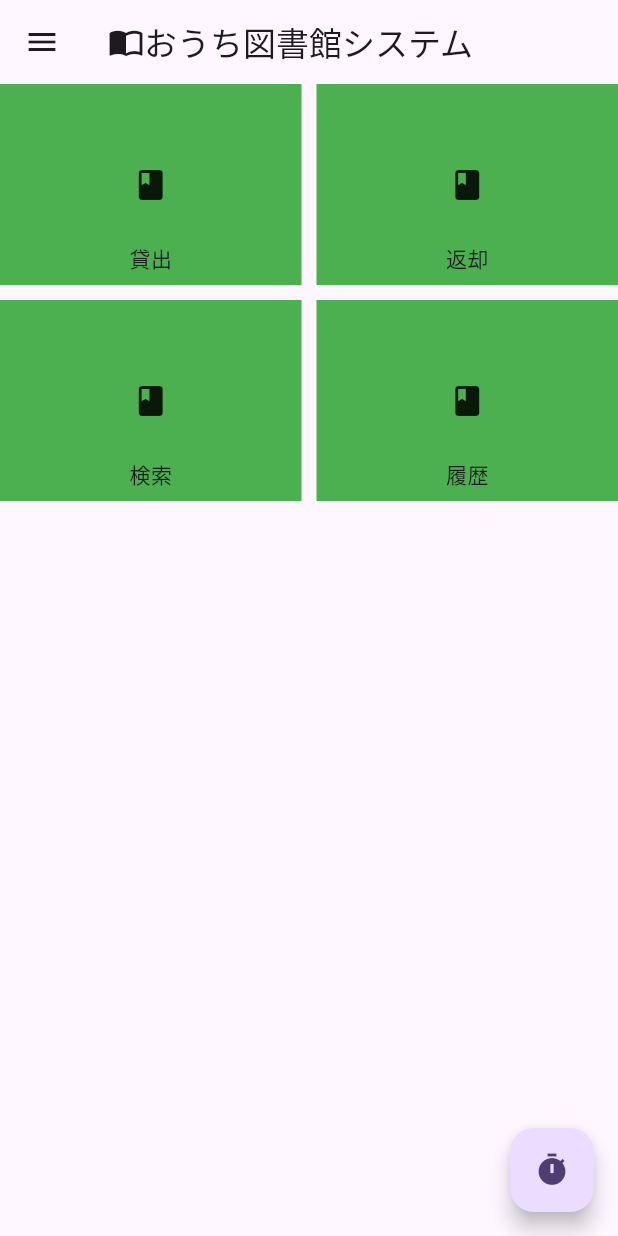
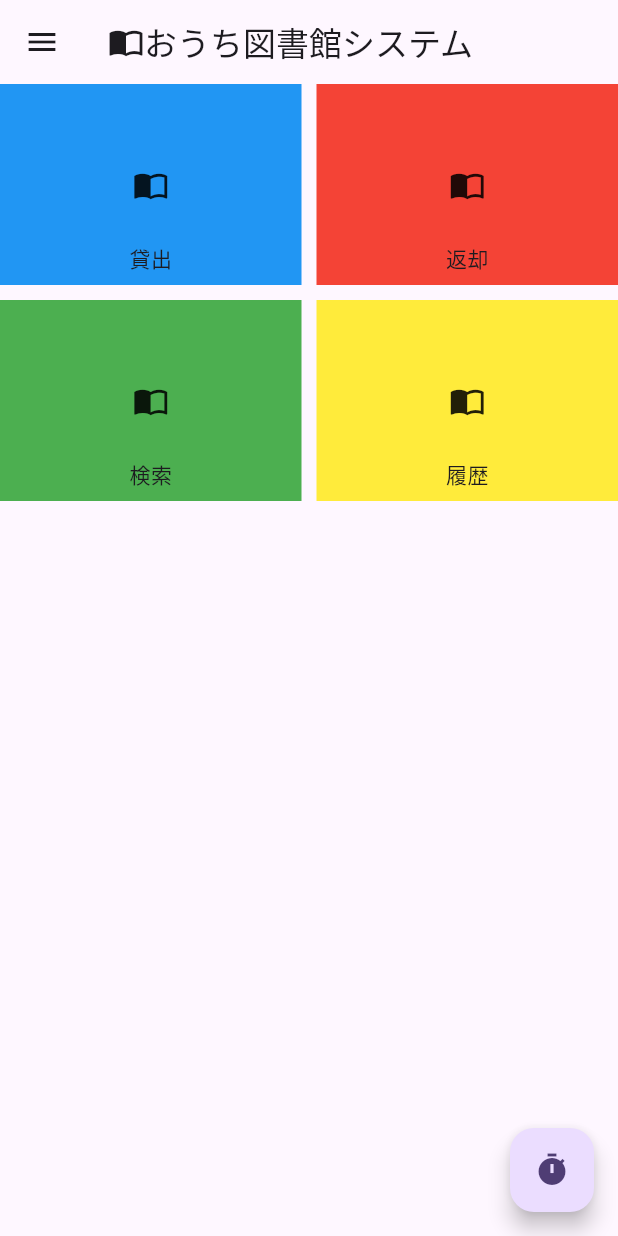
Before and after one commit to ntakahashi016/alexandrite, a Flutter app: the screen it shows after launch, on a phone screen of 412 x 824 dp. Run offline on Flutter 3.47's test engine with Material 3 defaults, Android fonts, the phone set to English and light mode, and no system bars.

Commit message:
Structuring the MainMenu

```diff
--- a/app/client/lib/main.dart
+++ b/app/client/lib/main.dart
@@ -27,7 +27,14 @@ class MyHomePage extends StatefulWidget {
 }
 
 class _MyHomePageState extends State<MyHomePage> {
-  List<String> mainMenu = ['貸出','返却','検索','履歴'];
+
+  List<MenuItem> MainMenu = [
+    MenuItem("貸出", Icons.import_contacts, Colors.blue),
+    MenuItem("返却", Icons.import_contacts, Colors.red),
+    MenuItem("検索", Icons.import_contacts, Colors.green),
+    MenuItem("履歴", Icons.import_contacts, Colors.yellow),
+    ];
+
   @override
   Widget build(BuildContext context) {
     return Scaffold(
@@ -48,13 +55,13 @@ class _MyHomePageState extends State<MyHomePage> {
             padding: const EdgeInsets.all(8.0),
             alignment: Alignment.center,
             decoration: BoxDecoration(
-              color: Colors.green,
+              color: MainMenu[index].color
             ),
             child: GridTile(
-              child: Icon(Icons.book),
+              child: Icon(MainMenu[index].icon),
               footer: Center(
                 child: Text(
-                  '${mainMenu[index]}',
+                  MainMenu[index].name
                 ),
               )
             ),
@@ -67,3 +74,11 @@ class _MyHomePageState extends State<MyHomePage> {
     );
   }
 }
+
+class MenuItem {
+  String name;
+  IconData icon;
+  MaterialColor color;
+
+  MenuItem(this.name, this.icon, this.color);
+}
```
